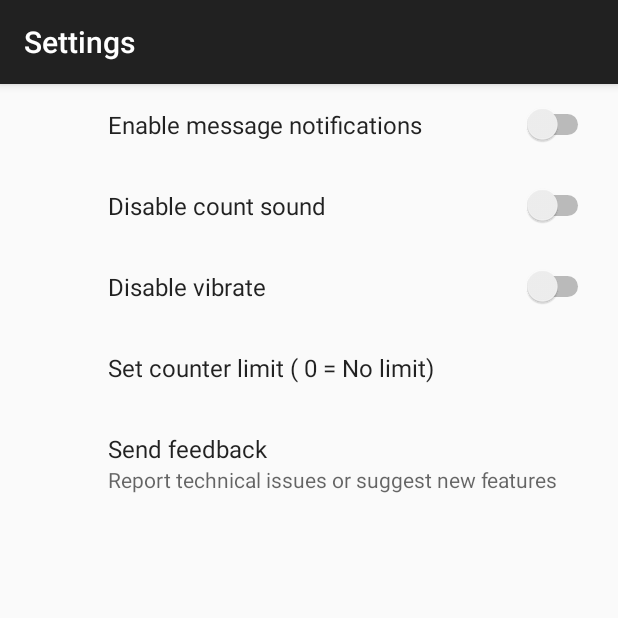
After one commit to shznaqvi/Tasbeeh, an Android app: the SettingsActivity screen opened directly, with no data from a screen before it, on a phone screen of 412 x 824 dp, the top half of it. The commit adds this screen. Run offline under Robolectric (Android 15) with nearby library versions, the phone set to English and light mode, and no system bars; our stand-ins replace androidx.preference.

Commit message:
added Preference Settings

```diff
--- /dev/null
+++ b/app/src/main/java/com/technart/apps/tasbeeh_thecounter/SettingsActivity.java
@@ -0,0 +1,27 @@
+package com.technart.apps.tasbeeh_thecounter;
+
+import android.os.Bundle;
+
+import androidx.appcompat.app.AppCompatActivity;
+import androidx.preference.PreferenceFragmentCompat;
+
+public class SettingsActivity extends AppCompatActivity {
+
+    @Override
+    protected void onCreate(Bundle savedInstanceState) {
+        super.onCreate(savedInstanceState);
+        getSupportFragmentManager()
+                .beginTransaction()
+                .replace(R.id.settings, new MySettingsFragment())
+                .commit();
+
+        setContentView(R.layout.activity_settings);
+    }
+
+    public static class MySettingsFragment extends PreferenceFragmentCompat {
+        @Override
+        public void onCreatePreferences(Bundle savedInstanceState, String rootKey) {
+            setPreferencesFromResource(R.xml.settings, rootKey);
+        }
+    }
+}
--- /dev/null
+++ b/app/src/main/res/layout/activity_settings.xml
@@ -0,0 +1,10 @@
+<?xml version="1.0" encoding="utf-8"?>
+<LinearLayout xmlns:android="http://schemas.android.com/apk/res/android"
+    xmlns:tools="http://schemas.android.com/tools"
+    android:id="@+id/settings"
+    android:layout_width="match_parent"
+    android:layout_height="match_parent"
+    android:orientation="vertical"
+    tools:context=".SettingsActivity">
+
+</LinearLayout>
--- /dev/null
+++ b/app/src/main/res/xml/settings.xml
@@ -0,0 +1,21 @@
+<androidx.preference.PreferenceScreen
+    xmlns:android="http://schemas.android.com/apk/res/android">
+
+    <SwitchPreference
+        android:key="notifications"
+        android:title="Enable message notifications"/>
+    <SwitchPreference
+        android:key="sounds"
+        android:title="Disable count sound"/>
+    <SwitchPreference
+        android:key="sounds"
+        android:title="Disable vibrate"/>
+    <EditTextPreference
+        android:key="counterlimit"
+        android:title="@string/txtCountLimit"/>
+    <Preference
+        android:key="feedback"
+        android:title="Send feedback"
+        android:summary="Report technical issues or suggest new features"/>
+
+</androidx.preference.PreferenceScreen>
```
Also changed, not shown: app/build.gradle (+9 -0 lines), app/src/main/AndroidManifest.xml (+8 -0 lines), app/src/main/java/com/technart/apps/tasbeeh_thecounter/MainActivity.java (+28 -1 lines), app/src/main/res/drawable/ic_settings.xml (added, +10 -0 lines), app/src/main/res/menu/main_menu.xml (added, +26 -0 lines).
